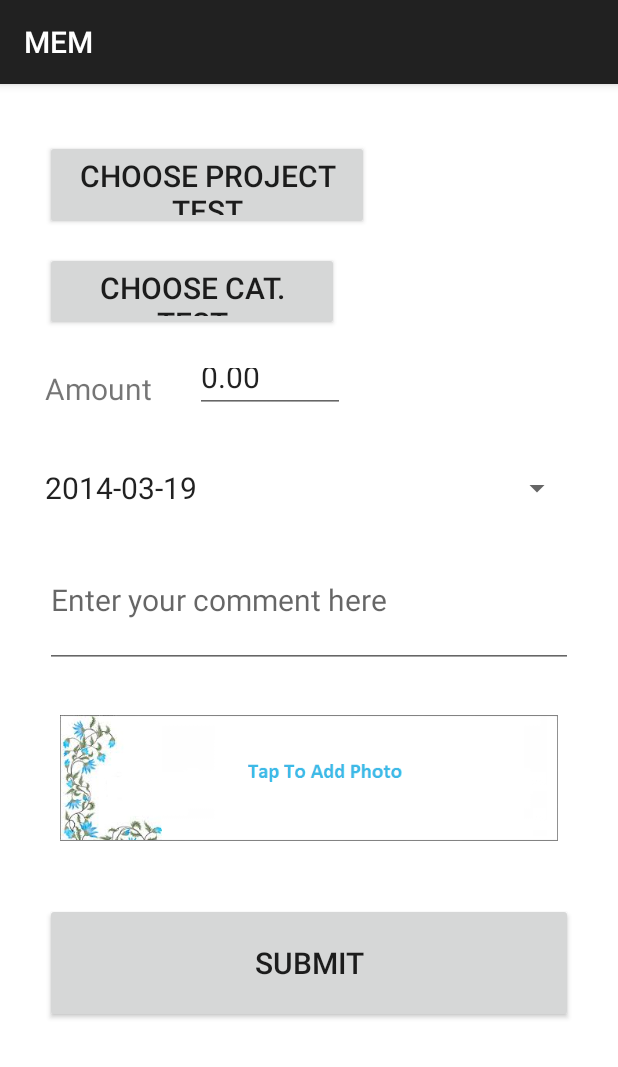
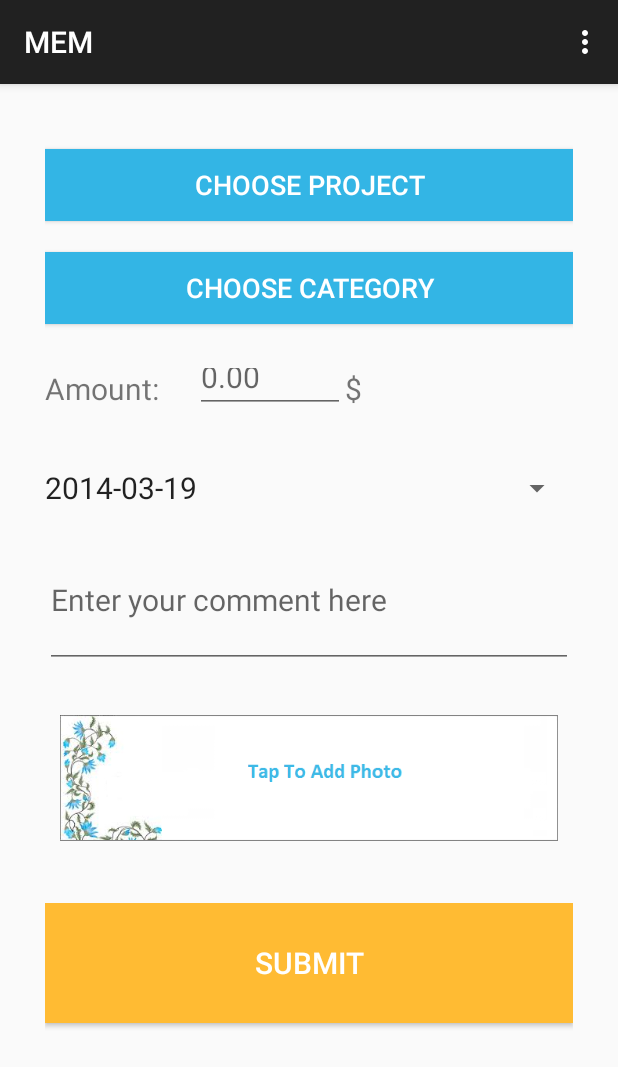
Before and after one commit to vinhnghi223/Project-5, an Android app: the AddScreenActivity screen opened directly, with no data from a screen before it, on a phone screen of 412 x 824 dp. Shown: the top 1067 px of the screen. Run offline under Robolectric (Android 15) with nearby library versions, the phone set to English and light mode, and no system bars; libraries missing offline, so code that uses them is left out: com.fourmob.datetimepicker, com.sleepbot.datetimepicker; 2 statements that could not run were skipped.

Commit message:
add_screen_test styling and validation

```diff
--- a/app/src/main/java/pl/byd/wsg/promand/project5/add/AddScreenActivity.java
+++ b/app/src/main/java/pl/byd/wsg/promand/project5/add/AddScreenActivity.java
@@ -70,8 +70,8 @@ public class AddScreenActivity extends ActionBarActivity implements DatePickerDi
         actionBar.setHomeButtonEnabled(true); //this required API level 14  MIGUEL
 
         //References for user input edit text
-        projectTextView= (TextView) findViewById(R.id.projectTextView);
-        categoryTextView= (TextView) findViewById(R.id.categoryTextView);
+        projectTextView= (Button) findViewById(R.id.chooseProjectButton);
+        categoryTextView= (Button) findViewById(R.id.chooseCategoryButton);
         inputAmountEditText= (EditText) findViewById(R.id.inputAmountEditText);
         selectDateButton=(Button) findViewById(R.id.selectDateButton);
         commentEditText= (EditText) findViewById(R.id.commentEditText);
@@ -170,7 +170,7 @@ public class AddScreenActivity extends ActionBarActivity implements DatePickerDi
     @Override
     public boolean onCreateOptionsMenu(Menu menu) {
         // Inflate the menu; this adds items to the action bar if it is present.
-        getMenuInflater().inflate(R.menu.menu_add_screen, menu);
+        getMenuInflater().inflate(R.menu.add_screen_menu, menu);
         return true;
     }
 
@@ -291,13 +291,25 @@ public class AddScreenActivity extends ActionBarActivity implements DatePickerDi
     }
 
     public void submitExpense(View v){
-        //get raw string data input
+
         String project=projectTextView.getText().toString();
         String category=categoryTextView.getText().toString();
         String amount= inputAmountEditText.getText().toString();
         String date=selectDateButton.getText().toString();
         String comment=commentEditText.getText().toString();
 
+        if(project.equals("Choose Project")) {
+            Toast.makeText(getApplicationContext(), "Please, choose Project",
+                    Toast.LENGTH_LONG).show();
+        } else if(category.equals("Choose Category")) {
+            Toast.makeText(getApplicationContext(), "Please, choose Category",
+                    Toast.LENGTH_LONG).show();
+        } else if(amount.equals("")){
+            Toast.makeText(getApplicationContext(), "Expense can't be empty",
+                    Toast.LENGTH_LONG).show();
+        } else {
+
+            //get raw string data input
             //setup the expense entry object
             ExpenseEntry expenseEntry=new ExpenseEntry();
             expenseEntry.setProject(project);
@@ -308,9 +320,10 @@ public class AddScreenActivity extends ActionBarActivity implements DatePickerDi
             expenseEntry.setPhoto(imageInByte);
             expenseEntry=dataSource.create(expenseEntry);
 
-        Toast.makeText(this, "One Entry Added "+expenseEntry.getAmount(), Toast.LENGTH_LONG).show();
+            Toast.makeText(this, "One Entry Added "+expenseEntry.getAmount(), Toast.LENGTH_SHORT).show();
 
             startActivity(new Intent(this, DashboardListViewActivity.class));
+        }
     }
 
     /* Maintain a persistent database connection for the entire lifetime of the activity
--- a/app/src/main/res/layout/add_screen_test.xml
+++ b/app/src/main/res/layout/add_screen_test.xml
@@ -7,7 +7,6 @@
               android:orientation="vertical"
               android:layout_width="match_parent"
               android:layout_height="match_parent"
-              android:background="#ffffff"
               android:padding="30dp">
 
     <!-- Dummy LinearLayout for requesting focus out of editText  -->
@@ -22,23 +21,18 @@
         android:layout_marginTop="7dp"
         android:orientation="horizontal"
         android:weightSum="1">
+
         <Button
-            android:layout_width="163dp"
+            android:layout_width="match_parent"
             android:layout_height="wrap_content"
-            android:text="Choose Project Test"
+            android:text="@string/choose_project"
             android:layout_gravity="center"
             android:id="@+id/chooseProjectButton"
             android:onClick="goProjects"
-            android:layout_weight="0.60" />
-
-        <TextView
-            android:id="@+id/projectTextView"
-            android:editable = "true"
-            android:layout_width="100dp"
-            android:inputType="text"
-            android:layout_height="40dp"
-            android:text=""
-            android:layout_weight="0.70" />
+            android:layout_weight="0.60"
+            android:background="#33B5E5"
+            android:textColor="#FFFFFF"
+            android:textSize="18sp"/>
     </LinearLayout>
 
     <LinearLayout
@@ -47,59 +41,58 @@
         android:layout_marginTop="7dp"
         android:orientation="horizontal"
         android:weightSum="1">
+
         <Button
-            android:layout_width="196dp"
+            android:layout_width="match_parent"
             android:layout_height="wrap_content"
-            android:text="Choose Cat. Test"
-            android:layout_marginTop="7dp"
+            android:text="@string/choose_category"
+            android:layout_marginTop="7sp"
             android:id="@+id/chooseCategoryButton"
-            android:onClick="openCategoryChooser"/>
-        <TextView
-            android:id="@+id/categoryTextView"
-            android:editable = "true"
-            android:layout_width="100dp"
-            android:inputType="text"
-            android:layout_height="40dp"
-            android:text=""
-            android:layout_weight="0.70" />
+            android:onClick="openCategoryChooser"
+            android:background="#33B5E5"
+            android:textColor="#FFFFFF"
+            android:textSize="18sp"/>
+
     </LinearLayout>
 
         <LinearLayout
             android:layout_width="match_parent"
-            android:layout_height="60dp"
-            android:layout_marginTop="7dp"
+            android:layout_height="60sp"
+            android:layout_marginTop="7sp"
             android:orientation="vertical">
 
             <LinearLayout
                 android:layout_width="match_parent"
-                android:layout_height="60dp"
-                android:layout_marginTop="7dp"
+                android:layout_height="60sp"
+                android:layout_marginTop="7sp"
                 android:orientation="horizontal">
             <TextView
                 android:id="@+id/amountTextView"
-                android:layout_width="100dp"
-                android:layout_height="30dp"
+                android:layout_width="100sp"
+                android:layout_height="30sp"
                 android:text="@string/amount"/>
 
             <EditText
                 android:id="@+id/inputAmountEditText"
-                android:layout_width="100dp"
+                android:layout_width="100sp"
+
                 android:editable="true"
-                android:inputType="number"
-                android:layout_height="40dp"
-                android:text="@string/default_amount"/>
+                android:inputType="numberDecimal"
+                android:layout_height="40sp"
+                android:hint="@string/default_amount"/>
+
+            <TextView
+                android:layout_width="match_parent"
+                android:layout_height="40sp"
+                android:text="@string/usd_currency_sign"/>
+
             </LinearLayout>
-
-            <!-- <Spinner
-                 android:id="@+id/currencySpinner"
-                 android:layout_width="100dp"
-                 android:layout_height="40dp"/>-->
 
          </LinearLayout>
 
     <LinearLayout
          android:layout_width="match_parent"
-         android:layout_height="60dp"
+         android:layout_height="60sp"
          android:layout_marginTop="7dp"
          android:orientation="horizontal">
 
@@ -115,11 +108,11 @@
     <!--Comment EditText-->
           <LinearLayout
               android:layout_width="match_parent"
-              android:layout_height="100dp"
+              android:layout_height="100sp"
               android:orientation="horizontal">
               <EditText
                   android:layout_width="match_parent"
-                  android:layout_height="90dp"
+                  android:layout_height="90sp"
                   android:inputType="textMultiLine"
                   android:ems="10"
                   android:id="@+id/commentEditText"
@@ -130,22 +123,24 @@
     <ImageView android:id="@+id/imageView"
         android:layout_height="wrap_content"
         android:layout_width="match_parent"
-        android:layout_margin="10dip"
+        android:layout_margin="10sp"
         android:layout_weight="1"
         android:src="@drawable/nophoto"
         android:onClick="submitExpense"/>
 
           <LinearLayout
               android:layout_width="match_parent"
-              android:layout_height="100dp"
+              android:layout_height="100sp"
               android:orientation="horizontal"
-              android:layout_marginTop="20dp">
+              android:layout_marginTop="20sp">
 
               <Button
                   android:layout_width="fill_parent"
-                  android:layout_height="80dp"
+                  android:layout_height="80sp"
                   android:text="@string/submit"
                   android:id="@+id/submitButton"
+                  android:background="#FFBB33"
+                  android:textColor="#FFFFFF"
                   android:onClick="submitExpense"/>
           </LinearLayout>
   </LinearLayout>
--- /dev/null
+++ b/app/src/main/res/menu/add_screen_menu.xml
@@ -0,0 +1,16 @@
+<menu xmlns:android="http://schemas.android.com/apk/res/android"
+      xmlns:tools="http://schemas.android.com/tools"
+      tools:context="pl.byd.wsg.promand.project5.add.AddScreenActivity" >
+
+    <item
+        android:id="@+id/menu_ocr"
+        android:orderInCategory="100"
+        android:showAsAction="always"
+        android:title="OCR"/>
+    <item
+        android:id="@+id/menu_qr"
+        android:orderInCategory="100"
+        android:showAsAction="always"
+        android:title="QR"/>
+
+</menu>
--- a/app/src/main/res/values/strings.xml
+++ b/app/src/main/res/values/strings.xml
@@ -4,7 +4,7 @@
     <string name="app_name">MEM</string>
     <string name="hello_world">Hello world!</string>
     <string name="action_settings">Settings</string>
-    <string name="amount">Amount</string>
+    <string name="amount">Amount:</string>
     <string name="default_amount">0.00</string>
     <string name="choose_category">Choose Category</string>
     <string name="choose_project">Choose Project</string>
@@ -13,6 +13,7 @@
     <string name="categories">Categories</string>
     <string name="project">Project</string>
     <string name="list">List</string>
+    <string name="usd_currency_sign">$</string>
 
     <!-- date picker -->
     <string name="from">From:</string>
```
Lines whose indentation alone changed are shown as unchanged.
